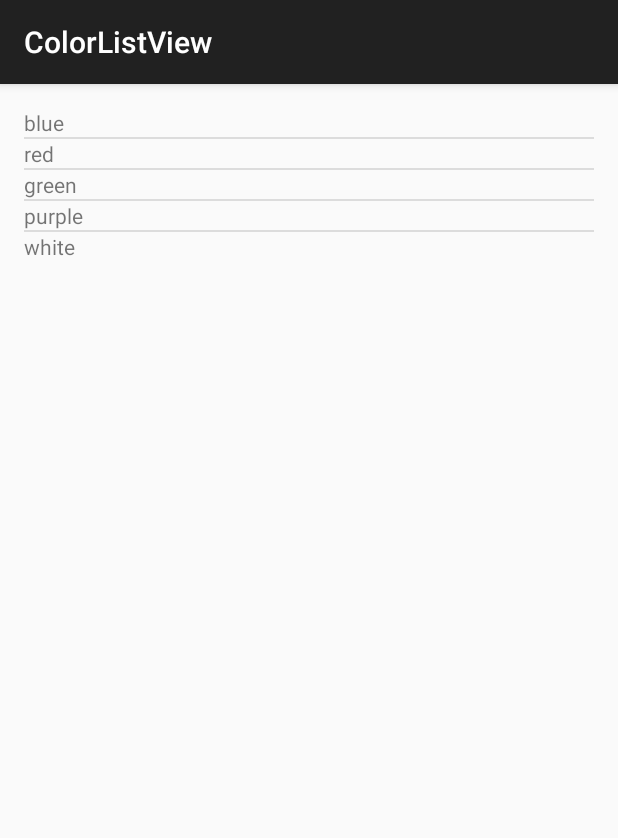
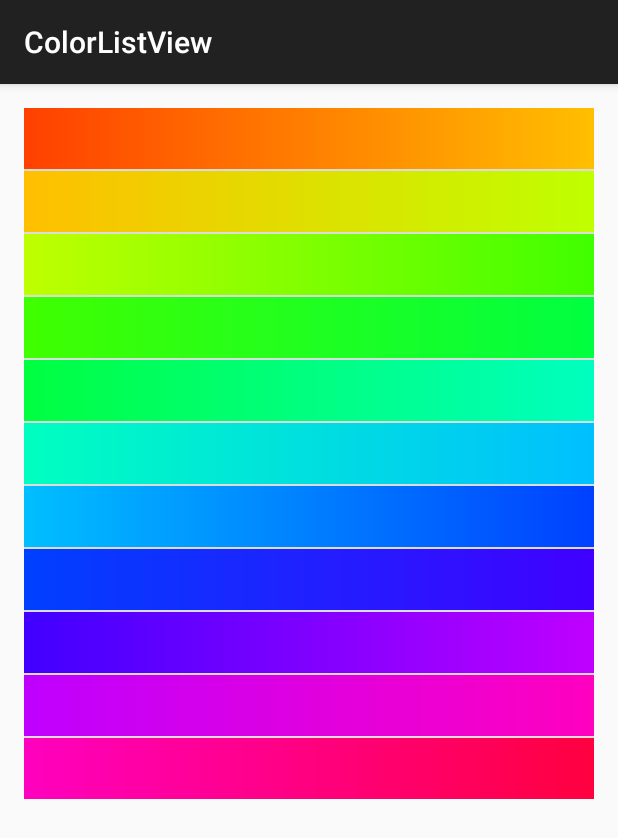
Before and after one commit to matthewddiaz/Android, an Android app: the screen it shows after launch (MainActivity), on a phone screen of 412 x 824 dp. Shown: the top 838 px of the screen. Run offline under Robolectric (Android 15) with nearby library versions, the phone set to English and light mode, and no system bars.

Commit message:
Update ColorListView. Contains class ColorAdapter which extends ArrayAdapter to be able to Override the getView method.

```diff
--- /dev/null
+++ b/ColorListView/app/src/main/java/com/matthewddiaz/colorlistview/ColorAdapter.java
@@ -0,0 +1,37 @@
+package com.matthewddiaz.colorlistview;
+
+
+import android.content.Context;
+import android.graphics.drawable.GradientDrawable;
+import android.view.LayoutInflater;
+import android.view.View;
+import android.view.ViewGroup;
+import android.widget.ArrayAdapter;
+import android.widget.TextView;
+
+import java.util.List;
+
+/**
+ * Created by matthew on 4/15/15.
+ */
+public class ColorAdapter extends ArrayAdapter<GradientDrawable> {
+    private final List<GradientDrawable> drawableList;
+
+    public ColorAdapter(Context context,List<GradientDrawable> objects ){
+        super(context,0,objects);
+        drawableList = objects;
+    }
+
+    @Override
+    public View getView(int position,View convertView,ViewGroup parent){
+        if(convertView == null) {
+            convertView = LayoutInflater.from(getContext()).inflate(R.layout.color, parent, false);
+        }else{
+           convertView.getTag();
+        }
+        GradientDrawable gd = getItem(position);
+        TextView textView = (TextView)convertView.findViewById(R.id.colortext);
+        textView.setBackground(gd);
+        return convertView;
+    }
+}
--- a/ColorListView/app/src/main/java/com/matthewddiaz/colorlistview/MainActivity.java
+++ b/ColorListView/app/src/main/java/com/matthewddiaz/colorlistview/MainActivity.java
@@ -13,30 +13,61 @@ import android.widget.ListView;
 import android.widget.TextView;
 import android.widget.Toast;
 
+import java.util.ArrayList;
+import java.util.List;
+
 
 public class MainActivity extends ActionBarActivity {
-    private ListView list;
-    ColorMaker c1 = new ColorMaker(100f,.1f,.5f);
-    ColorMaker c2 = new ColorMaker(270f,.9f,.6f);
-    int color1 = c1.makeColor();
-    int color2 = c2.makeColor();
-    GradientDrawable drawable = new GradientDrawable(GradientDrawable.Orientation.LEFT_RIGHT,new int[]{color1,color2});
+    private ListView mList;
+    private List<GradientDrawable> mDrawableList;
+    private ColorAdapter mAdapter = null;
 
     @Override
     protected void onCreate(Bundle savedInstanceState) {
         super.onCreate(savedInstanceState);
         setContentView(R.layout.activity_main);
-        list = (ListView)findViewById(R.id.List);
+        mList = (ListView)findViewById(R.id.List);
         populateList();
-        registerClickCallback();
+    }
+
+    public void makingGradients(float maxS,float leastS,int lVLength){
+        if(mDrawableList == null){
+            mDrawableList = new ArrayList<GradientDrawable>();
+        }
+
+        ColorMaker c1;
+        ColorMaker c2;
+
+        float interval =  maxS - leastS;
+        float range = interval/lVLength;
+        float cSat = leastS;
+
+        GradientDrawable drawable;
+        int leftColor;
+        int rightColor;
+        for(int i = 0; i != lVLength;++i){
+           float s1 = cSat;
+           cSat += range;
+           c1 = new ColorMaker(s1,1.0f,1.0f);
+           c2 = new ColorMaker(cSat,1.0f,1.0f);
+
+           leftColor = c1.makeColor();
+           rightColor = c2.makeColor();
+
+           drawable = new GradientDrawable(GradientDrawable.Orientation.LEFT_RIGHT,new int[]{leftColor,rightColor});
+           mDrawableList.add(drawable);
+        }
     }
 
     public void populateList(){
-        String[] colorList = {"blue","red","green","purple","white"};
-        ArrayAdapter<String> adapter = new ArrayAdapter<String>(this,R.layout.color,colorList);
-        list.setAdapter(adapter);
+        makingGradients(345.0f,15.0f,11);
+        if(mAdapter == null){
+           mAdapter = new ColorAdapter(this,mDrawableList);
+        }
+        mList.setAdapter(mAdapter);
     }
 
+    /*
     public void registerClickCallback(){
         list.setOnItemClickListener(new AdapterView.OnItemClickListener() {
             @Override
@@ -48,5 +79,5 @@ public class MainActivity extends ActionBarActivity {
                 Toast.makeText(MainActivity.this,message,Toast.LENGTH_LONG).show();
             }
         });
-    }
+    }*/
 }
--- a/ColorListView/app/src/main/res/layout/color.xml
+++ b/ColorListView/app/src/main/res/layout/color.xml
@@ -1,5 +1,7 @@
 <?xml version="1.0" encoding="utf-8"?>
 <TextView xmlns:android="http://schemas.android.com/apk/res/android"
+    android:id="@+id/colortext"
+    android:textSize="30sp"
     android:layout_width="match_parent"
     android:layout_height="match_parent">
 
```
